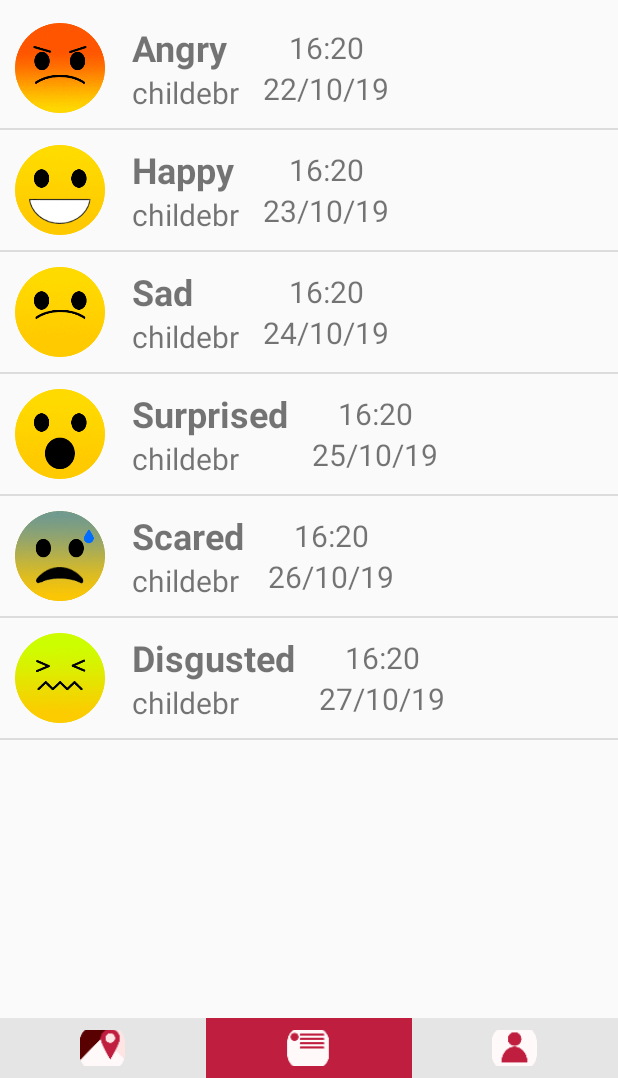
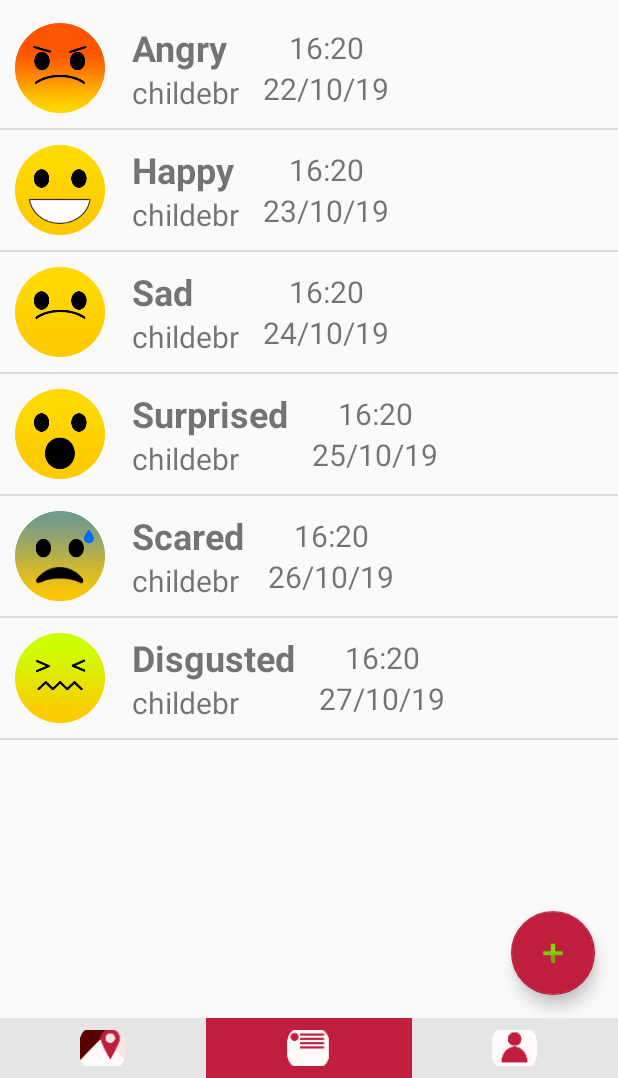
Before and after one commit to CMPUT301F19T27/FindMyFeelings, an Android app: the HomePageActivity screen opened directly, with no data from a screen before it, on a phone screen of 412 x 824 dp, the part 158-1236 px from its top. Run offline under Robolectric (Android 15) with nearby library versions, the phone set to English and light mode, and no system bars.

Commit message:
I'm not sure what I've done but git wants me to commit so here we are

```diff
--- a/app/build.gradle
+++ b/app/build.gradle
@@ -23,6 +23,7 @@ dependencies {
     implementation fileTree(dir: 'libs', include: ['*.jar'])
     implementation 'androidx.appcompat:appcompat:1.1.0'
     implementation 'androidx.constraintlayout:constraintlayout:1.1.3'
+    implementation 'androidx.legacy:legacy-support-v4:1.0.0'
     testImplementation 'junit:junit:4.12'
     androidTestImplementation 'androidx.test:runner:1.2.0'
     androidTestImplementation 'androidx.test.espresso:espresso-core:3.2.0'
--- a/app/src/main/AndroidManifest.xml
+++ b/app/src/main/AndroidManifest.xml
@@ -9,7 +9,7 @@
         android:roundIcon="@mipmap/ic_launcher_round"
         android:supportsRtl="true"
         android:theme="@style/AppTheme">
-        <activity android:name=".SignUpActivity"></activity>
+        <activity android:name=".SignUpActivity" />
         <activity android:name=".MapActivity" />
         <activity android:name=".ProfileActivity" />
         <activity android:name=".HomePageActivity" />
--- a/app/src/main/java/com/example/findmyfeelings/HomePageActivity.java
+++ b/app/src/main/java/com/example/findmyfeelings/HomePageActivity.java
@@ -6,10 +6,12 @@ import androidx.appcompat.app.AppCompatActivity;
 import android.content.Intent;
 import android.os.Bundle;
 import android.view.MenuItem;
+import android.view.View;
 import android.widget.ArrayAdapter;
 import android.widget.ListView;
 
 import com.google.android.material.bottomnavigation.BottomNavigationView;
+import com.google.android.material.floatingactionbutton.FloatingActionButton;
 
 import java.math.RoundingMode;
 import java.util.ArrayList;
@@ -20,6 +22,7 @@ public class HomePageActivity extends AppCompatActivity {
     private ListView moodList;
     private ArrayAdapter<Mood> moodAdapter;
     private List<Mood> moodDataList;
+    private FloatingActionButton addMoodButton;
 
     BottomNavigationView bottomNavigationView;
     @Override
@@ -28,6 +31,8 @@ public class HomePageActivity extends AppCompatActivity {
         setContentView(R.layout.activity_home_page);
 
         bottomNavigationView = findViewById(R.id.bottom_nav_bar);
+
+        addMoodButton = findViewById(R.id.add_mood_button);
 
         // from stackoverflow : https://stackoverflow.com/questions/41649494/how-to-remove-icon-animation-for-bottom-navigation-view-in-android
         // disable default navigation bar animation
@@ -77,5 +82,10 @@ public class HomePageActivity extends AppCompatActivity {
         moodDataList.add(new Mood(27,10,19, 16,20, "Disgusted", ""));
 
 
+        addMoodButton.setOnClickListener(new View.OnClickListener() {
+            public void onClick(View v) {
+//                new AddMoodFragment().show(getSupportFragmentManager(), "ADD_MOOD");
+            }
+        });
     }
 }
--- a/app/src/main/res/layout/activity_home_page.xml
+++ b/app/src/main/res/layout/activity_home_page.xml
@@ -1,5 +1,6 @@
 <?xml version="1.0" encoding="utf-8"?>
-<androidx.coordinatorlayout.widget.CoordinatorLayout xmlns:android="http://schemas.android.com/apk/res/android"
+<androidx.coordinatorlayout.widget.CoordinatorLayout
+    xmlns:android="http://schemas.android.com/apk/res/android"
     xmlns:app="http://schemas.android.com/apk/res-auto"
     xmlns:tools="http://schemas.android.com/tools"
     android:layout_width="match_parent"
@@ -99,6 +100,23 @@
                 android:layout_height="690dp"
                 android:paddingTop="5dp" />
 
+            <FrameLayout
+                android:layout_width="match_parent"
+                android:layout_height="match_parent"
+                android:orientation="vertical"
+                tools:context=".MainActivity">
+
+                <com.google.android.material.floatingactionbutton.FloatingActionButton
+                    android:id="@+id/add_mood_button"
+                    android:layout_width="match_parent"
+                    android:layout_height="wrap_content"
+                    android:layout_gravity="bottom|end"
+                    android:layout_margin="15dp"
+                    android:clickable="true"
+                    android:focusable="true"
+                    app:srcCompat="@android:drawable/ic_input_add" />
+            </FrameLayout>
+
         </RelativeLayout>
 
 
--- a/app/src/main/res/values/strings.xml
+++ b/app/src/main/res/values/strings.xml
@@ -1,3 +1,6 @@
 <resources>
     <string name="app_name">FindMyFeelings</string>
+
+    <!-- TODO: Remove or change this placeholder text -->
+    <string name="hello_blank_fragment">Hello blank fragment</string>
 </resources>
```
